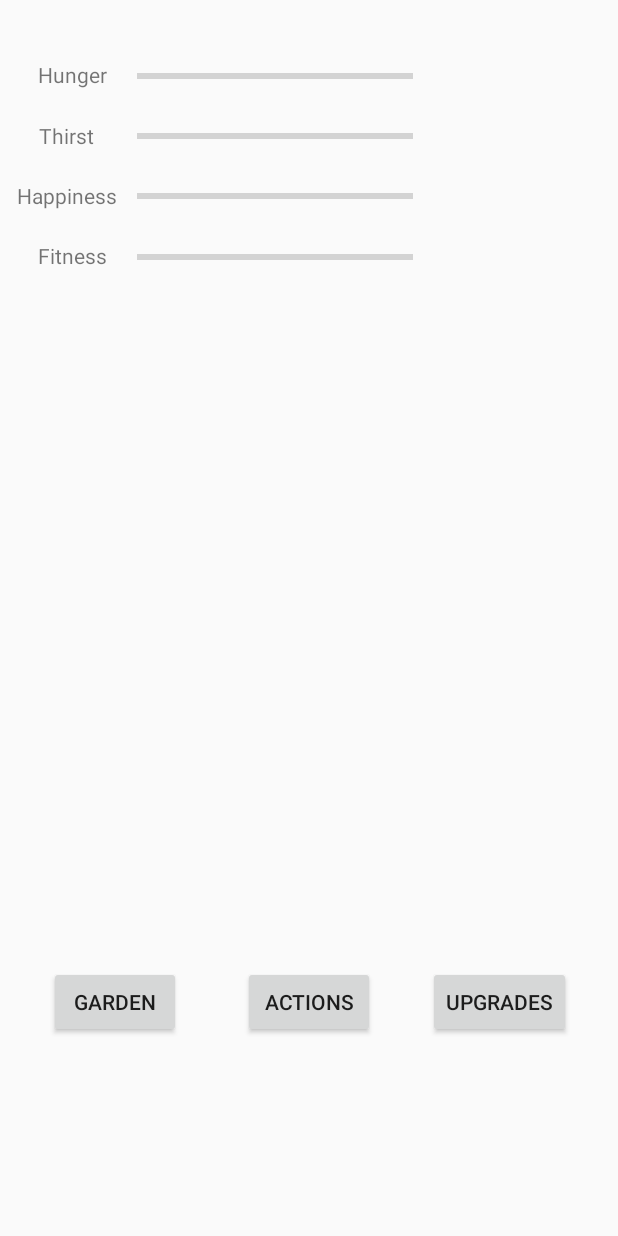
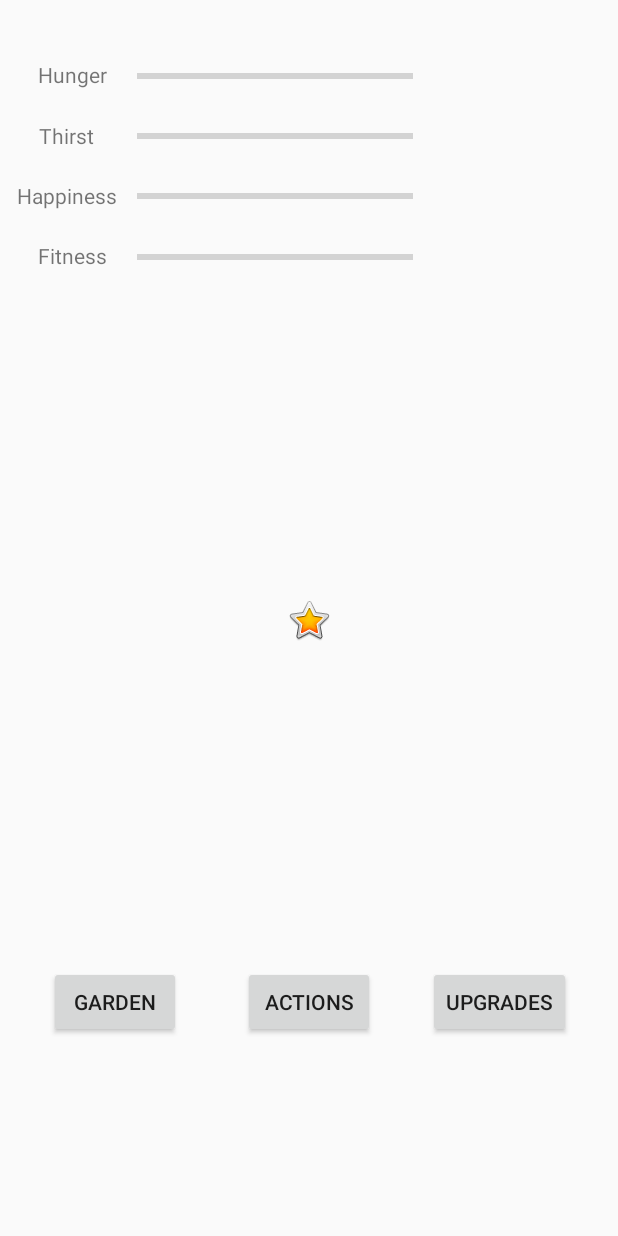
Before and after one commit to JTucker2000/Pettomato, an Android app: the screen it shows after launch (MainActivity), on a phone screen of 412 x 824 dp. Run offline under Robolectric (Android 15) with nearby library versions, the phone set to English and light mode, and no system bars.

Commit message:
Added placeholder image for the pet

```diff
--- a/app/src/main/java/com/example/pettomato/MainActivity.kt
+++ b/app/src/main/java/com/example/pettomato/MainActivity.kt
@@ -4,6 +4,7 @@ import androidx.appcompat.app.AppCompatActivity
 import android.os.Bundle
 import android.util.Log
 import android.view.View
+import android.widget.ImageView
 import android.widget.ListView
 
 class MainActivity : AppCompatActivity() {
@@ -21,15 +22,18 @@ class MainActivity : AppCompatActivity() {
 
     fun onUpgradeBtnPress(view: View) {
         val upgradesListView = findViewById<ListView>(R.id.upgrades_listView)
+        val petImage = findViewById<ImageView>(R.id.pet_image)
 
         when (upgradesListView.visibility){
             View.INVISIBLE -> {
                 upgradesListView.isClickable = true
                 upgradesListView.visibility = View.VISIBLE
+                petImage.visibility = View.INVISIBLE
             }
             View.VISIBLE -> {
                 upgradesListView.isClickable = false
                 upgradesListView.visibility = View.INVISIBLE
+                petImage.visibility = View.VISIBLE
             }
             else -> Log.e(TAG, "Error: onUpgradeBtnPress encountered unexpected visibility")
         }
--- a/app/src/main/res/layout/activity_main.xml
+++ b/app/src/main/res/layout/activity_main.xml
@@ -33,8 +33,8 @@
         android:id="@+id/upgrades_btn"
         android:layout_width="wrap_content"
         android:layout_height="wrap_content"
+        android:onClick="onUpgradeBtnPress"
         android:text="Upgrades"
-        android:onClick="onUpgradeBtnPress"
         app:layout_constraintBottom_toBottomOf="parent"
         app:layout_constraintHorizontal_bias="0.90"
         app:layout_constraintLeft_toLeftOf="parent"
@@ -147,4 +147,14 @@
         app:layout_constraintStart_toStartOf="parent"
         app:layout_constraintTop_toBottomOf="@+id/fitness_progressBar" />
 
+    <ImageView
+        android:id="@+id/pet_image"
+        android:layout_width="wrap_content"
+        android:layout_height="wrap_content"
+        app:layout_constraintBottom_toTopOf="@+id/actions_btn"
+        app:layout_constraintEnd_toEndOf="parent"
+        app:layout_constraintStart_toStartOf="parent"
+        app:layout_constraintTop_toBottomOf="@+id/fitness_progressBar"
+        android:src="@android:drawable/btn_star_big_on" />
+
 </androidx.constraintlayout.widget.ConstraintLayout>
```
